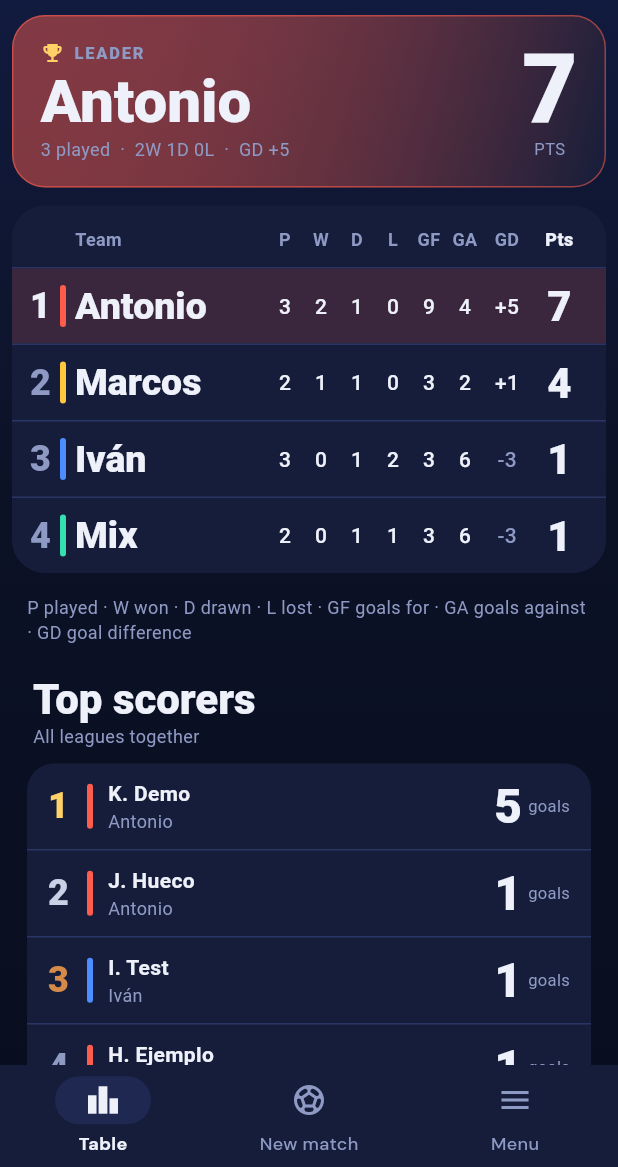
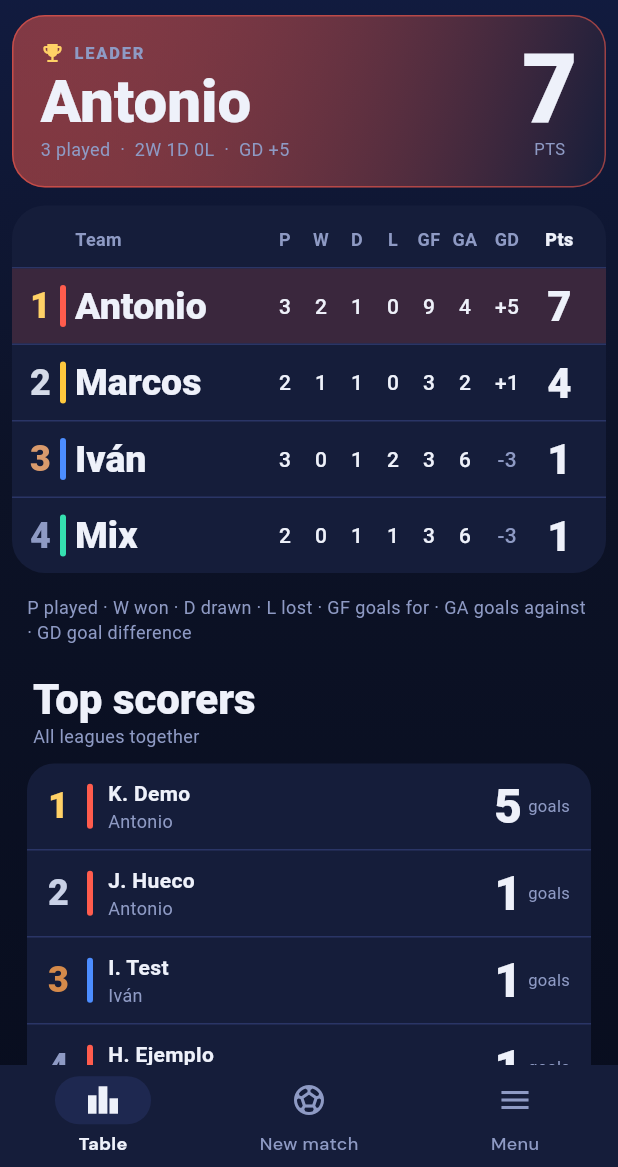
Before and after one commit to Antoniovelascodev/fc26flutter, a Flutter app: the screen it shows after launch, on a phone screen of 412 x 824 dp, the part 69-1236 px from its top. Run offline on Flutter 3.47's test engine with Material 3 defaults, Android fonts, the phone set to English and light mode, and no system bars; our stand-ins replace google_fonts, shared_preferences, web; Roboto replaces fonts that are missing (Big Shoulders Display).

Commit message:
Lazy tabs, cached table, skeleton loaders, splash, new logo and rating colors; no default price filter in the player picker
Co-Authored-By: Claude Sonnet 5.5 <noreply@anthropic.com>

```diff
--- a/lib/api.dart
+++ b/lib/api.dart
@@ -598,7 +598,27 @@ class Api {
       return _Demo.ranking();
     }
     final data = await _get('/mega-league/ranking') as List;
+    try {
+      final prefs = await SharedPreferences.getInstance();
+      await prefs.setString('ranking_cache', jsonEncode(data));
+    } catch (_) {
+      // The cache is only a speed-up.
+    }
     return data.map((e) => RankingEntry.fromJson(e as Map<String, dynamic>)).toList();
+  }
+
+  /// Last table received from the server, shown instantly while the free server wakes up.
+  static Future<List<RankingEntry>?> cachedRanking() async {
+    if (demoMode) return null;
+    try {
+      final prefs = await SharedPreferences.getInstance();
+      final raw = prefs.getString('ranking_cache');
+      if (raw == null) return null;
+      final data = jsonDecode(raw) as List;
+      return data.map((e) => RankingEntry.fromJson(e as Map<String, dynamic>)).toList();
+    } catch (_) {
+      return null;
+    }
   }
 }
 
--- a/lib/async_view.dart
+++ b/lib/async_view.dart
@@ -49,10 +49,9 @@ class _AsyncViewState<T> extends State<AsyncView<T>> {
       future: _future,
       builder: (context, snap) {
         if (snap.connectionState != ConnectionState.done) {
-          return Padding(
-            padding: EdgeInsets.all(widget.compact ? 20 : 48),
-            child: const Center(child: CircularProgressIndicator(strokeWidth: 2.5)),
-          );
+          return widget.compact
+              ? const Padding(padding: EdgeInsets.symmetric(vertical: 6), child: SkeletonList(rows: 3, shrink: true))
+              : const SkeletonList(rows: 5);
         }
         if (snap.hasError) {
           return ErrorView(error: snap.error!, onRetry: _reload);
--- a/lib/main.dart
+++ b/lib/main.dart
@@ -53,6 +53,9 @@ class HomeShell extends StatefulWidget {
 
 class _HomeShellState extends State<HomeShell> {
   int _index = 0;
+  /// Tabs already opened: the rest are not built until visited, so the app starts
+  /// with one request instead of six while the free server is still waking up.
+  final Set<int> _visited = {0};
   final _scaffoldKey = GlobalKey<ScaffoldState>();
 
   @override
@@ -67,7 +70,10 @@ class _HomeShellState extends State<HomeShell> {
       final prefs = await SharedPreferences.getInstance();
       final saved = prefs.getInt('tab_index');
       if (saved != null && saved >= 0 && saved < _titles.length && mounted) {
-        setState(() => _index = saved);
+        setState(() {
+          _index = saved;
+          _visited.add(saved);
+        });
       }
     } catch (_) {
       // Not important.
@@ -75,11 +81,23 @@ class _HomeShellState extends State<HomeShell> {
   }
 
   void _go(int index) {
-    _go(index);
+    setState(() {
+      _index = index;
+      _visited.add(index);
+    });
     SharedPreferences.getInstance()
         .then((prefs) => prefs.setInt('tab_index', index))
         .catchError((_) => true);
   }
+
+  static final List<Widget Function()> _builders = [
+    () => const RankingScreen(),
+    () => const NewMatchScreen(),
+    () => const HeadToHeadScreen(),
+    () => const LeagueScreen(),
+    () => const SquadsScreen(),
+    () => const PlayersScreen(),
+  ];
 
   static const _titles = [
     'Artillería League',
@@ -276,13 +294,9 @@ class _HomeShellState extends State<HomeShell> {
           Expanded(
             child: IndexedStack(
               index: _index,
-              children: const [
-                RankingScreen(),
-                NewMatchScreen(),
-                HeadToHeadScreen(),
-                LeagueScreen(),
-                SquadsScreen(),
-                PlayersScreen(),
+              children: [
+                for (var i = 0; i < _builders.length; i++)
+                  _visited.contains(i) ? _builders[i]() : const SizedBox.shrink(),
               ],
             ),
           ),
@@ -330,7 +344,7 @@ class _HomeShellState extends State<HomeShell> {
           shape: RoundedRectangleBorder(borderRadius: BorderRadius.circular(14)),
           onTap: () {
             Navigator.pop(context);
-            setState(() => _index = index);
+            _go(index);
           },
         );
     return Drawer(
@@ -341,7 +355,18 @@ class _HomeShellState extends State<HomeShell> {
           children: [
             Padding(
               padding: const EdgeInsets.fromLTRB(8, 4, 8, 16),
-              child: Text('Artillería League', style: displayStyle(size: 34)),
+              child: Row(
+                children: [
+                  ClipRRect(
+                    borderRadius: BorderRadius.circular(16),
+                    child: Image.asset('assets/logo.png', width: 64, height: 64),
+                  ),
+                  const SizedBox(width: 14),
+                  Expanded(
+                    child: Text('Artillería League', style: displayStyle(size: 28)),
+                  ),
+                ],
+              ),
             ),
             item(0, Icons.leaderboard, 'Table'),
             item(1, Icons.sports_soccer, 'New match'),
--- a/lib/screens/ranking_screen.dart
+++ b/lib/screens/ranking_screen.dart
@@ -24,11 +24,15 @@ class RankingScreen extends StatefulWidget {
 
 class _RankingScreenState extends State<RankingScreen> {
   late Future<List<RankingEntry>> _future;
+  List<RankingEntry>? _cached;
 
   @override
   void initState() {
     super.initState();
     _future = Api.ranking();
+    Api.cachedRanking().then((c) {
+      if (mounted) setState(() => _cached = c);
+    });
     dataVersion.addListener(_reload);
   }
 
@@ -59,13 +63,14 @@ class _RankingScreenState extends State<RankingScreen> {
     return FutureBuilder<List<RankingEntry>>(
       future: _future,
       builder: (context, snap) {
-        if (snap.connectionState != ConnectionState.done) {
-          return const Center(child: CircularProgressIndicator());
+        final loading = snap.connectionState != ConnectionState.done;
+        if (loading && (_cached == null || _cached!.isEmpty)) {
+          return const SkeletonList(rows: 4);
         }
-        if (snap.hasError) {
+        if (!loading && snap.hasError) {
           return ErrorView(error: snap.error!, onRetry: _reload);
         }
-        final entries = snap.data!;
+        final entries = loading ? _cached! : snap.data!;
         if (entries.isEmpty) {
           return const EmptyView(
             title: 'No results yet',
@@ -79,6 +84,14 @@ class _RankingScreenState extends State<RankingScreen> {
           child: ListView(
             padding: const EdgeInsets.fromLTRB(8, 0, 8, 24),
             children: [
+              if (loading)
+                const Padding(
+                  padding: EdgeInsets.only(bottom: 8),
+                  child: ClipRRect(
+                    borderRadius: BorderRadius.all(Radius.circular(4)),
+                    child: LinearProgressIndicator(minHeight: 3),
+                  ),
+                ),
               Align(
                 alignment: Alignment.topCenter,
                 child: ConstrainedBox(
@@ -222,7 +235,12 @@ class _DataRow extends StatelessWidget {
               '$position',
               style: displayStyle(
                 size: 24,
-                color: leader ? AppColors.text : AppColors.textDim,
+                color: switch (position) {
+                  1 => const Color(0xFFFFD166),
+                  2 => const Color(0xFFD5DBE8),
+                  3 => const Color(0xFFD99A6C),
+                  _ => AppColors.textDim,
+                },
               ),
             ),
           ),
--- a/pubspec.yaml
+++ b/pubspec.yaml
@@ -21,3 +21,6 @@ dev_dependencies:
 
 flutter:
   uses-material-design: true
+
+  assets:
+    - assets/logo.png
```
Also changed, not shown: lib/player_widgets.dart (+19 -12 lines), lib/widgets.dart (+58 -0 lines), assets/logo.png (added), 6 other files.
